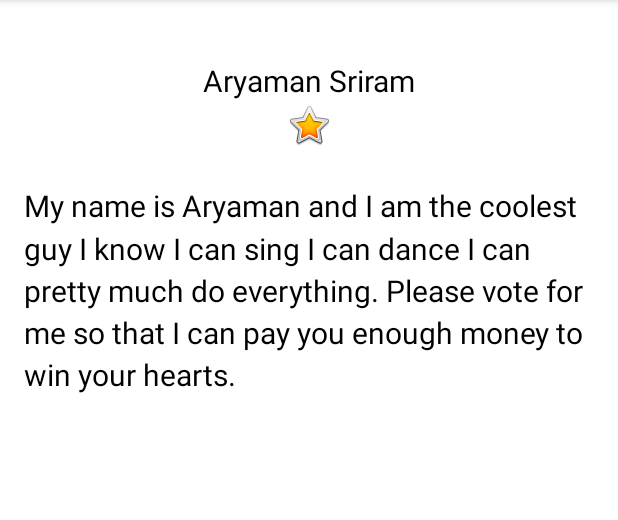
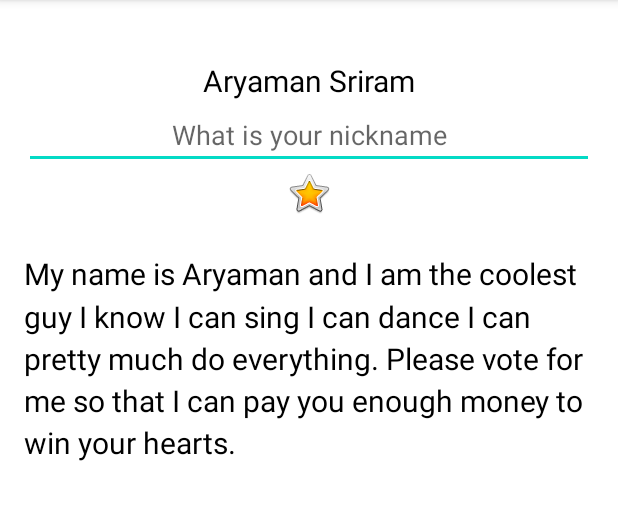
Before and after one commit to aryamansriram/AndroidUdacity, an Android app: the screen it shows after launch (MainActivity), on a phone screen of 412 x 824 dp, the part 84-604 px from its top. Run offline under Robolectric (Android 15) with nearby library versions, the phone set to English and light mode, and no system bars.

Commit message:
Added editable text view for nickname

```diff
--- a/about_me/app/src/main/res/layout/activity_main.xml
+++ b/about_me/app/src/main/res/layout/activity_main.xml
@@ -13,6 +13,15 @@
         android:layout_height="wrap_content"
         android:gravity="center"
         android:text="@string/name" />
+
+    <EditText
+        android:id="@+id/nickname_edit"
+        android:layout_width="match_parent"
+        android:layout_height="wrap_content"
+        android:ems="10"
+        android:gravity="center"
+        android:hint="@string/nickname_hint"
+        android:inputType="textPersonName" />
 
     <ImageView
         android:id="@+id/star_image"
--- a/about_me/app/src/main/res/values/strings.xml
+++ b/about_me/app/src/main/res/values/strings.xml
@@ -5,5 +5,6 @@
     <string name="bio">My name is Aryaman and I am the coolest guy I know
     I can sing I can dance I can pretty much do everything. Please vote for me
     so that I can pay you enough money to win your hearts.</string>
+    <string name="nickname_hint">What is your nickname</string>
 
 </resources>
```
